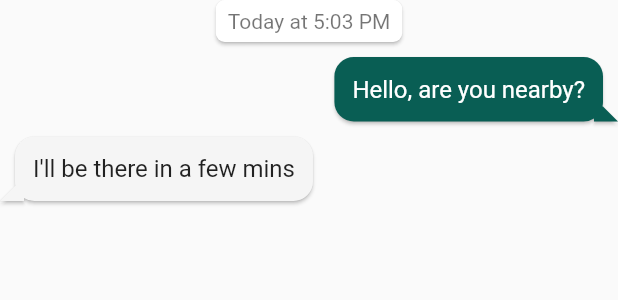
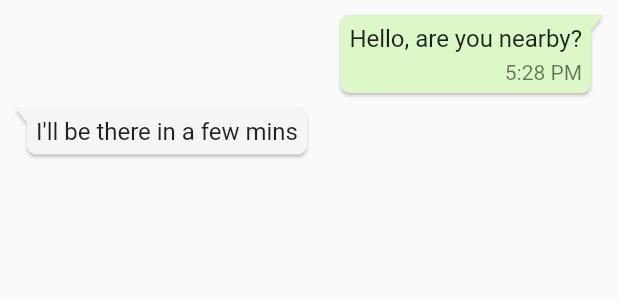
Before and after one commit to Ammar-yaser/Whatsapp_clone, a Flutter app: the ChatMessages widget shown alone on an empty page, opened directly, on a phone screen of 412 x 824 dp. Shown: the top 300 px of the screen. Run offline on Flutter 3.47's test engine with Material 2 defaults, Android fonts, the phone set to English and light mode, and no system bars; drawn by our look-alikes of bubble; our stand-ins replace cloud_firestore, country_code_picker, firebase_auth, modal_progress_hud, pin_code_fields; accounts and stored records are empty.

```diff
--- a/lib/blocs/providers/registration/UserInfo_state.dart
+++ b/lib/blocs/providers/registration/UserInfo_state.dart
@@ -9,7 +9,7 @@ AuthServices auth = AuthServices();
 UserDataServices userDataServices = UserDataServices();
 
 class UserInfoState with ChangeNotifier {
-  String _name, _about, _imageURL;
+  String _name, _about, _imageUrl;
 
   bool _isLoading = false;
 
--- a/lib/blocs/providers/registration/registration_state.dart
+++ b/lib/blocs/providers/registration/registration_state.dart
@@ -11,8 +11,9 @@ class RegistState with ChangeNotifier {
       _phone, // phone number picker
       _errorVerMessage = '', // the errors of verification phone number
       _smsCode, // sms code picker from user if auto retriev failed
-      _verId; // verification id used for sign in with credential maniually
-  int _resendToken;
+      _verId,  // verification id used for sign in with credential maniually
+      _userId;
+
   bool _isTimeout = false, // for auto retriev timeout
       _isLoading = false; // for modal progress hud to display loading indicator
 
@@ -49,6 +50,7 @@ class RegistState with ChangeNotifier {
   //Getters
   String get phoneCode => _phoneCode;
   String get errorVerMessage => _errorVerMessage;
+  String get userId => _userId;
   bool get isTimeout => _isTimeout;
   bool get isLoading => _isLoading;
 
@@ -60,6 +62,7 @@ class RegistState with ChangeNotifier {
       ApiResponse<FirebaseUser> response = await auth.signIn(cred);
       if (!response.error) {
         isLoading = false;
+        _userId = response.data.uid;
         onAutoRetrievComplete();
       }
     };
@@ -97,14 +100,16 @@ class RegistState with ChangeNotifier {
       verificationFailed: verificationfailed,
       codeSent: smsSent,
       codeAutoRetrievalTimeout: autoTimeout,
-      forceResendingToken: _resendToken
+      // forceResendingToken: _resendToken
     );
   }
 
   // Registration maniually if auto retriev timedout
   Future<ApiResponse<FirebaseUser>> maniualRegistration() async {
-    Future<ApiResponse<FirebaseUser>> result =
-        auth.signInWithOTP(_smsCode, _verId);
+    ApiResponse<FirebaseUser> result =
+        await auth.signInWithOTP(_smsCode, _verId);
+
+    _userId = result.data.uid;
 
     return result;
   }
--- a/lib/main.dart
+++ b/lib/main.dart
@@ -3,6 +3,7 @@ import 'package:provider/provider.dart';
 import 'blocs/validators/FormsValidation.dart';
 
 // Pages
+import 'ui/screens/chat/Chat.dart';
 import 'ui/screens/user_info/UserInfo.dart';
 import 'blocs/providers/registration/registration_state.dart';
 import 'services/auth_services.dart';
@@ -43,13 +44,14 @@ class StartPoint extends StatelessWidget {
       debugShowCheckedModeBanner: false,
       theme: ThemeData(
         primaryColor: Color.fromRGBO(9, 94, 84, 1),
+        accentColor: Color.fromRGBO(220, 248, 198, 1),
         textTheme: TextTheme().copyWith(
           headline6: TextStyle(fontSize: 18),
           caption: TextStyle(fontSize: 14),
         ),
         visualDensity: VisualDensity.adaptivePlatformDensity,
       ),
-      initialRoute: UserInfoData.id,
+      initialRoute: Registration.id,//Home.id,
       routes: {
         Registration.id: (BuildContext context) => Registration(),
         SmsVerification.id: (BuildContext context) => SmsVerification(),
--- a/lib/models/User_Model.dart
+++ b/lib/models/User_Model.dart
@@ -25,6 +25,7 @@ class User {
 
   Map<String, dynamic> toMap() {
     return {
+      'userId': userId,
       'phone': phone,
       'name': name ?? '',
       'about': about ?? '',
--- /dev/null
+++ b/lib/services/chat_services.dart
@@ -0,0 +1,6 @@
+
+
+
+class ChatServices {
+
+}
--- a/lib/services/user_info_services.dart
+++ b/lib/services/user_info_services.dart
@@ -1,8 +1,9 @@
 import 'package:cloud_firestore/cloud_firestore.dart';
 import '../models/User_Model.dart';
 
+final Firestore _firestore = Firestore.instance;
+
 class UserDataServices {
-  final Firestore _firestore = Firestore.instance;
   final String users = 'users';
 
   Future<void> createUserData(User user) async {
--- a/lib/ui/screens/chat/Chat.dart
+++ b/lib/ui/screens/chat/Chat.dart
@@ -1,80 +1,21 @@
 import 'package:flutter/material.dart';
 import 'package:bubble/bubble.dart';
+
+import 'ChatAppBar.dart';
 
 class Chat extends StatelessWidget {
   @override
   Widget build(BuildContext context) {
     return Scaffold(
+      backgroundColor: Colors.grey[300],
       body: Container(
           child: Column(
         children: [
           ChatAppBar(),
-          ChatMessages(),
+          Expanded(child: ChatMessages()),
+          ChatTextField(),
         ],
       )),
-    );
-  }
-}
-
-class ChatAppBar extends StatelessWidget {
-  @override
-  Widget build(BuildContext context) {
-    ThemeData theme = Theme.of(context);
-    return Container(
-      padding: const EdgeInsets.only(bottom: 6, left: 5, top: 8),
-      color: theme.primaryColor,
-      child: SafeArea(
-        child: Container(
-          child: Row(
-            children: [
-              GestureDetector(
-                onTap: () => Navigator.pop(context),
-                child: Container(
-                  child: Row(
-                    children: <Widget>[
-                      Icon(Icons.arrow_back, color: Colors.white),
-                      Container(
-                        width: 40,
-                        height: 40,
-                        decoration: BoxDecoration(
-                          borderRadius: BorderRadius.circular(40),
-                          image: DecorationImage(
-                            image: AssetImage('assets/images/person.jpg'),
-                            fit: BoxFit.cover,
-                          ),
-                        ),
-                      ),
-                    ],
-                  ),
-                ),
-              ),
-              SizedBox(width: 10),
-              Expanded(
-                child: Container(
-                  child: Text(
-                    'Ammar',
-                    style:
-                        theme.textTheme.headline6.copyWith(color: Colors.white),
-                  ),
-                ),
-              ),
-              IconButton(
-                icon: Icon(Icons.videocam, color: Colors.white),
-                onPressed: () {
-                  //TODO: make video call
-                },
-              ),
-              IconButton(
-                icon: Icon(Icons.phone, color: Colors.white),
-                onPressed: () {
-                  //TODO: make phone call
-                },
-              ),
-              // TODO: popup menu for every user chat
-            ],
-          ),
-        ),
-      ),
     );
   }
 }
@@ -84,42 +25,55 @@ class ChatMessages extends StatelessWidget {
   Widget build(BuildContext context) {
     ThemeData theme = Theme.of(context);
     return Container(
+      child: ListView(
+        padding: const EdgeInsets.symmetric(horizontal: 10),
+        children: <Widget>[
+          // Bubble(
+          //   alignment: Alignment.center,
+          //   color: Colors.white,
+          //   child: Text(
+          //     'Today at 5:03 PM',
+          //     textAlign: TextAlign.center,
+          //     style: theme.textTheme.caption,
+          //   ),
+          // ),
+          Bubble(
+            margin: BubbleEdges.only(
+              left: MediaQuery.of(context).size.width * .2,
+              top: 10,
+            ),
+            padding: const BubbleEdges.all(6),
+            alignment: Alignment.topRight,
+            nipWidth: 8,
+            nipHeight: 10,
+            nip: BubbleNip.rightTop,
+            color: theme.accentColor,
             child: Column(
-        children: <Widget>[
-          Bubble(
-            alignment: Alignment.center,
-            color: Colors.white,
-            child: Text(
-              'Today at 5:03 PM',
-              textAlign: TextAlign.center,
-              style: theme.textTheme.caption,
+              crossAxisAlignment: CrossAxisAlignment.end,
+              children: [
+                Text(
+                  'Hello, are you nearby?',
+                  style: TextStyle(fontSize: 16),
+                  textAlign: TextAlign.right,
+                ),
+                SizedBox(height: 5),
+                Text(
+                  '5:28 PM',
+                  style: Theme.of(context).textTheme.caption,
+                )
+              ],
             ),
           ),
           Bubble(
             margin: BubbleEdges.only(
-                left: MediaQuery.of(context).size.width * .2, top: 10),
-            padding: BubbleEdges.all(12),
-            alignment: Alignment.topRight,
-            radius: Radius.circular(13),
-            nipWidth: 10,
+              right: MediaQuery.of(context).size.width * .2,
+              top: 10,
+            ),
+            padding: BubbleEdges.all(6),
+            alignment: Alignment.topLeft,
+            nipWidth: 8,
             nipHeight: 10,
-            nip: BubbleNip.rightBottom,
-            color: theme.primaryColor,
-            child: Text(
-              'Hello, are you nearby?',
-              style: TextStyle(color: Colors.white, fontSize: 16),
-              textAlign: TextAlign.right,
-            ),
-          ),
-          Bubble(
-            margin: BubbleEdges.only(
-                right: MediaQuery.of(context).size.width * .2, top: 10),
-            padding: BubbleEdges.all(12),
-            alignment: Alignment.topLeft,
-            radius: Radius.circular(13),
-            nipWidth: 10,
-            nipHeight: 10,
-            nip: BubbleNip.leftBottom,
+            nip: BubbleNip.leftTop,
             color: Colors.grey[100],
             child: Text(
               'I\'ll be there in a few mins',
@@ -153,9 +107,7 @@ class _ChatTextFieldState extends State<ChatTextField> {
   @override
   Widget build(BuildContext context) {
     return Container(
-      color: Colors.grey[100].withOpacity(0.8),
-      child: Padding(
-        padding: const EdgeInsets.fromLTRB(15, 10, 10, 25),
+      padding: const EdgeInsets.fromLTRB(10, 10, 10, 5),
       child: Row(
         children: <Widget>[
           Expanded(
@@ -174,9 +126,10 @@ class _ChatTextFieldState extends State<ChatTextField> {
                   enabledBorder: fieldBorder,
                   focusedBorder: fieldBorder,
                   contentPadding:
-                          EdgeInsets.symmetric(horizontal: 20, vertical: 7),
+                      EdgeInsets.symmetric(horizontal: 20, vertical: 15),
                   filled: true,
-                      fillColor: Colors.white),
+                  fillColor: Colors.white,
+                ),
                 minLines: 1,
                 maxLines: 4,
                 style: TextStyle(height: 1.5),
@@ -184,17 +137,22 @@ class _ChatTextFieldState extends State<ChatTextField> {
             ),
           ),
           SizedBox(width: 10),
-            Container(
-              child: IconButton(
-                onPressed: () {},
-                icon: Icon(Icons.send),
+          InkWell(
+            child: Container(
+              // height: 30,
+              padding: const EdgeInsets.all(10),
+              decoration: BoxDecoration(
                 color: Theme.of(context).primaryColor,
-                iconSize: 30,
+                borderRadius: BorderRadius.circular(30),
+              ),
+              child: Icon(
+                Icons.send,
+                color: Colors.white,
+              ),
             ),
           ),
         ],
       ),
-      ),
     );
   }
 }
--- a/pubspec.yaml
+++ b/pubspec.yaml
@@ -33,6 +33,8 @@ dependencies:
   modal_progress_hud: ^0.1.3
   connectivity: ^0.4.9
   image_picker: ^0.6.7+4
+  contacts_service: ^0.4.6
+  permission_handler: ^5.0.1+1
 
 
   # The following adds the Cupertino Icons font to your application.
```
Also changed, not shown: lib/blocs/providers/contacts/contacts_state.dart (added, +19 -0 lines), lib/models/UserContacts.dart (added, +31 -0 lines), lib/services/contacts_services.dart (added, +30 -0 lines), lib/ui/screens/chat/ChatAppBar.dart (added, +64 -0 lines), lib/ui/screens/home/Contacts.dart (+29 -3 lines), lib/ui/screens/registration/Registration.dart (+10 -5 lines), lib/ui/screens/registration/sms_verification/SmsVerification.dart (+5 -2 lines), lib/ui/screens/user_info/UserInfo.dart (+2 -7 lines), lib/ui/widgets/ContactItem.dart (+4 -12 lines), pubspec.lock, 2 other files. Lines whose indentation alone changed are shown as unchanged.
